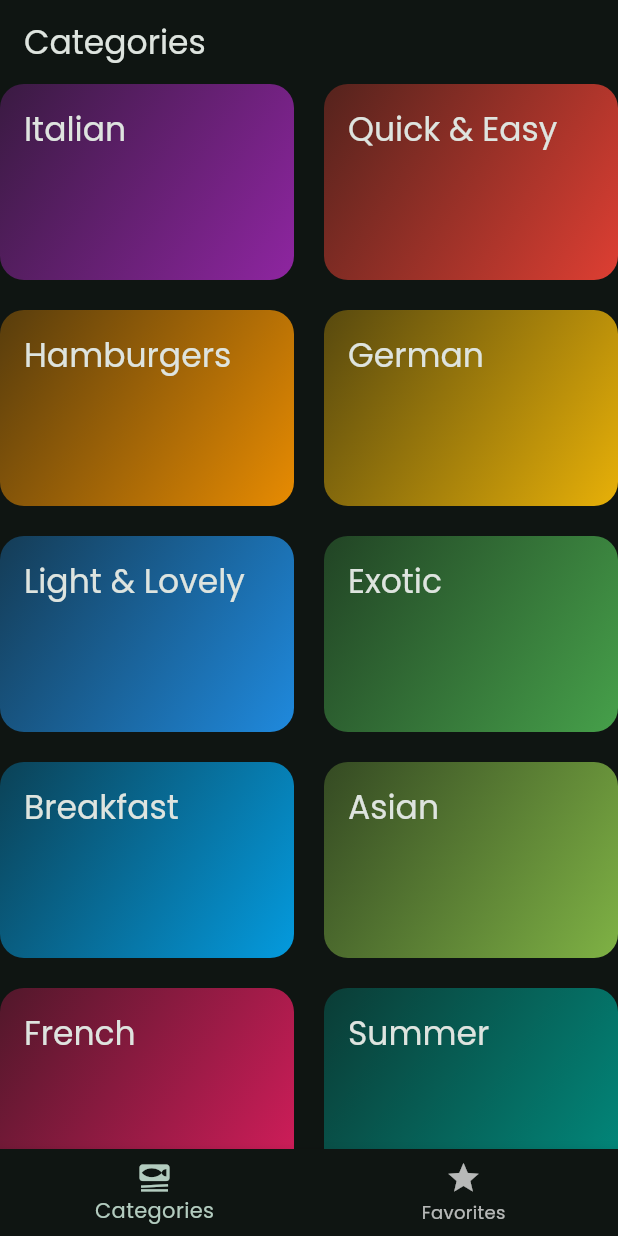
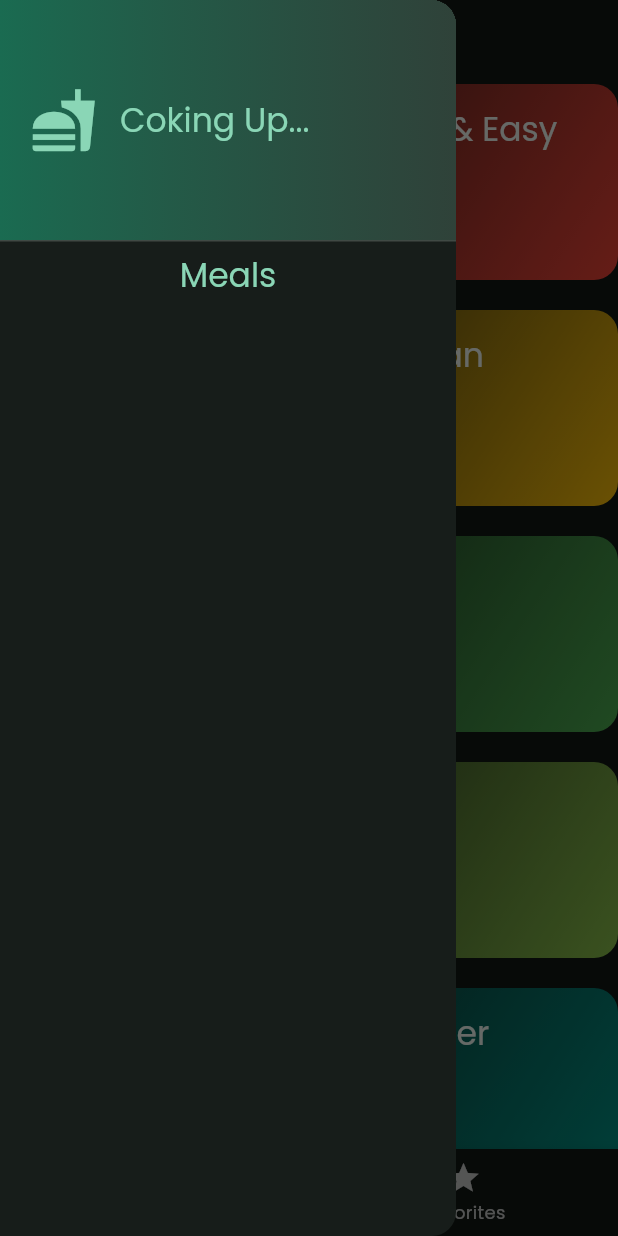
Before and after one commit to medSba/Meal-App, a Flutter app: the screen it shows after launch, with the side drawer open (before the commit the screen has no drawer), on a phone screen of 412 x 824 dp. Run offline on Flutter 3.47's test engine with Material 3 defaults, Android fonts, the phone set to English and light mode, and no system bars; our stand-ins replace google_fonts, transparent_image.

Commit message:
Create Drawer with his widget MainDrawer

```diff
--- a/lib/screens/tabs_screen.dart
+++ b/lib/screens/tabs_screen.dart
@@ -1,6 +1,7 @@
 import 'package:flutter/material.dart';
 import 'package:meal_app/screens/categories_screen.dart';
 import 'package:meal_app/screens/meals_screen.dart';
+import 'package:meal_app/widgets/main_drawer.dart';
 
 import '../models/meal.dart';
 
@@ -60,6 +61,7 @@ class _TabsScreenState extends State<TabsScreen> {
       appBar: AppBar(
         title: Text(activePageTitle),
       ),
+      drawer: MainDrawer(),
       body: activePage,
       bottomNavigationBar: BottomNavigationBar(
         onTap: _selectedPage,
--- /dev/null
+++ b/lib/widgets/main_drawer.dart
@@ -0,0 +1,40 @@
+import 'package:flutter/material.dart';
+
+class MainDrawer extends StatelessWidget {
+  const MainDrawer({super.key});
+
+  @override
+  Widget build(BuildContext context) {
+    return Drawer(
+      child: Column(
+        children: [
+          DrawerHeader(
+            padding: const EdgeInsets.all(20),
+          decoration: BoxDecoration(
+            gradient: LinearGradient(colors: [
+              Theme.of(context).colorScheme.inversePrimary,
+              Theme.of(context).colorScheme.secondaryContainer.withOpacity(0.8),
+            ])
+          ),
+          child: Row(children: [
+            Icon(Icons.fastfood,
+            size: 45,
+            color: Theme.of(context).colorScheme.primary,),
+            const SizedBox(width: 15,),
+            Text('Coking Up...',
+            style: Theme.of(context).textTheme.titleLarge!.copyWith(
+              color: Theme.of(context).colorScheme.primary,
+            ),
+            ),
+
+          ],),),
+          Text('Meals',
+            style: Theme.of(context).textTheme.titleLarge!.copyWith(
+              color: Theme.of(context).colorScheme.primary,
+            ),
+          ),
+        ],
+      ),
+    );
+  }
+}
```
